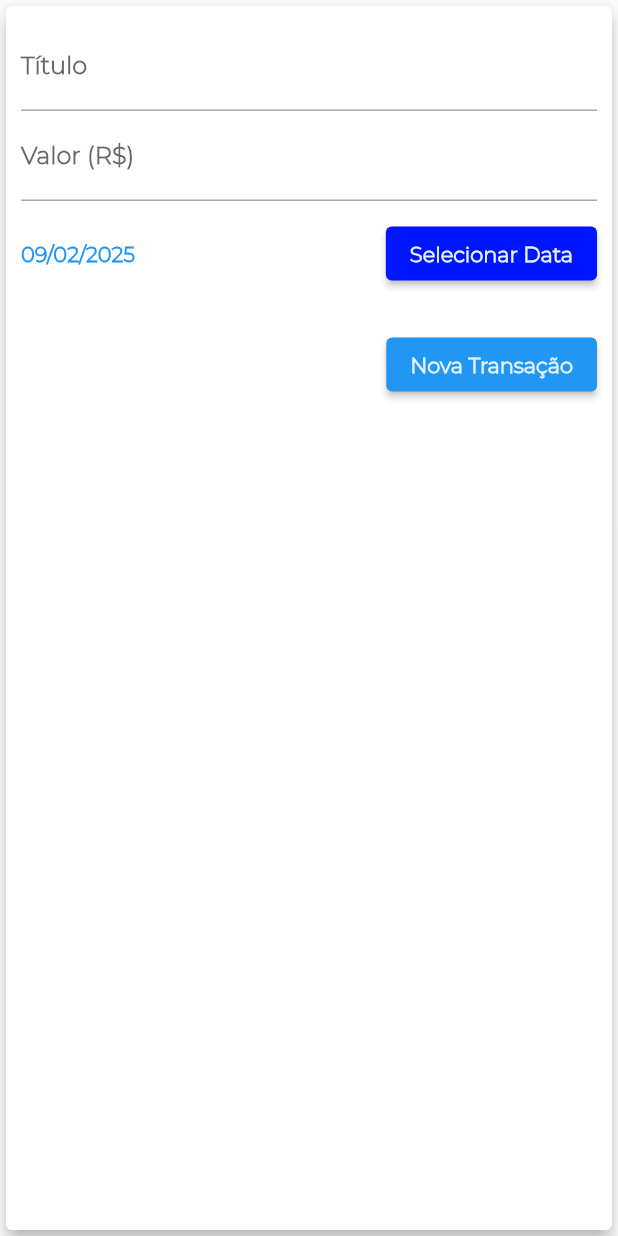
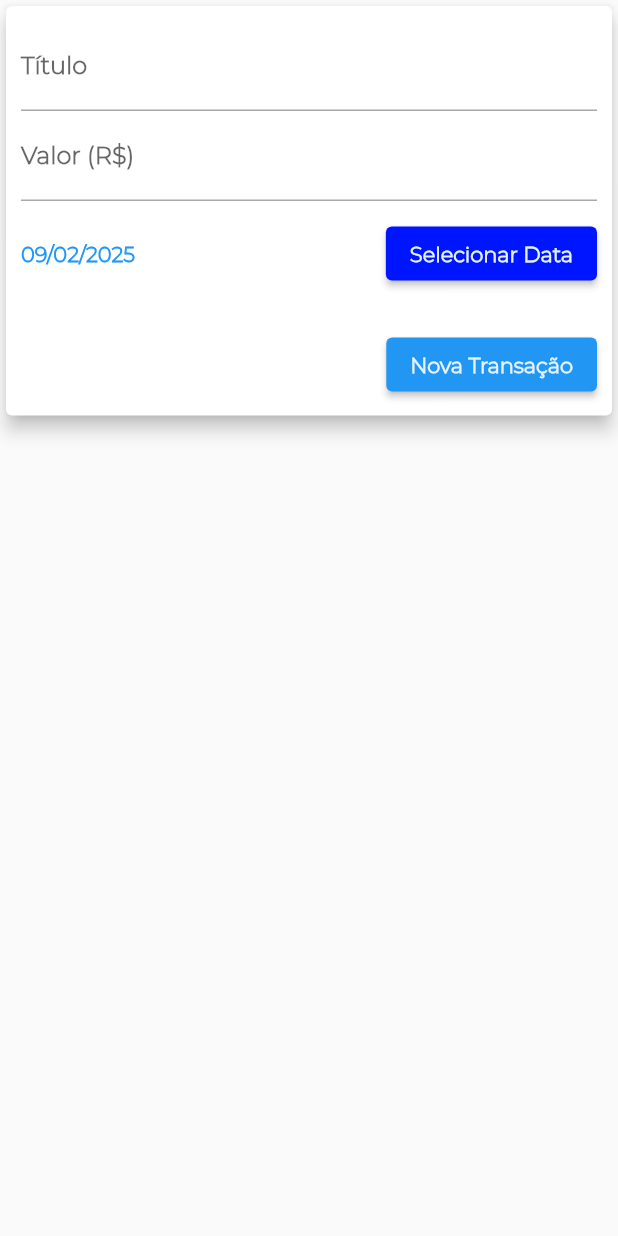
Before and after one commit to aguustinn/Aplicativo-de-Despesas, a Flutter app: the TransactionForm widget shown alone on an empty page, opened directly with empty values, on a phone screen of 412 x 824 dp. Run offline on Flutter 3.47's test engine with Material 3 defaults, Android fonts, the phone set to English and light mode, and no system bars.

Commit message:
Adicionando responsividade no código para resoluções menores

```diff
--- a/lib/components/transaction_form.dart
+++ b/lib/components/transaction_form.dart
@@ -44,10 +44,15 @@
 
   @override
   Widget build(BuildContext context) {
-    return Card(
+    return SingleChildScrollView(
+      child: Card(
         elevation: 5,
         child: Padding(
-        padding: const EdgeInsets.all(10),
+          padding: EdgeInsets.only(
+              top: 10,
+              right: 10,
+              left: 10,
+              bottom: 10 + MediaQuery.of(context).viewInsets.bottom),
           child: Column(
             children: [
               TextField(
@@ -104,7 +109,8 @@
                     margin: EdgeInsets.only(top: 15),
                     child: ElevatedButton(
                         style: ButtonStyle(
-                          backgroundColor: WidgetStatePropertyAll(Colors.blue)),
+                            backgroundColor:
+                                WidgetStatePropertyAll(Colors.blue)),
                         child: Text(
                           style: TextStyle(
                               fontWeight: FontWeight.bold,
@@ -118,6 +124,7 @@
             ],
           ),
         ),
+      ),
     );
   }
 }
```
Also changed, not shown: lib/components/transaction_list.dart (+6 -3 lines), lib/main.dart (+20 -7 lines). Lines whose indentation alone changed are shown as unchanged.
